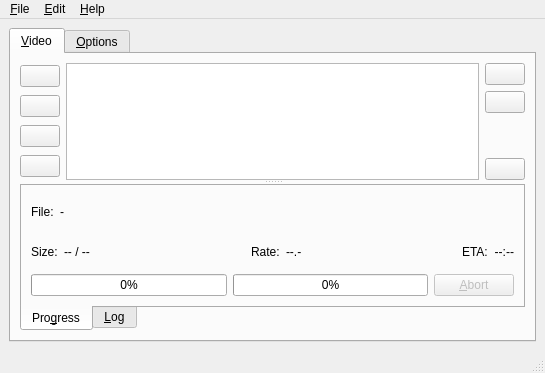
First picture: the form in rc/mainwnd.ui, repository guendto/abby, before the edit.
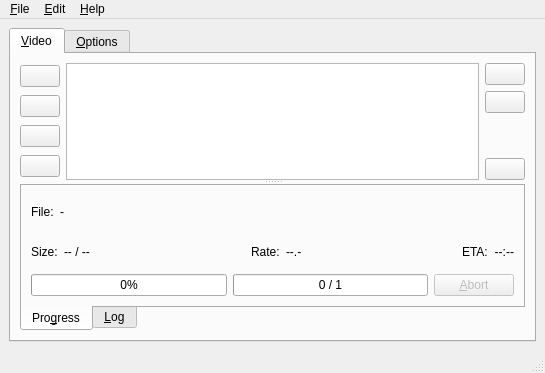
Second picture: the form after the edit. Icons and pictures are not drawn.

Commit message: TotalProgress: use "%v / %m" instead of "%p" for format.

Patch:
```diff
--- a/rc/mainwnd.ui
+++ b/rc/mainwnd.ui
@@ -406,9 +406,15 @@
                  <property name="toolTip" >
                   <string>Batch progress</string>
                  </property>
+                 <property name="maximum" >
+                  <number>1</number>
+                 </property>
                  <property name="value" >
                   <number>0</number>
                  </property>
+                 <property name="format" >
+                  <string>%v / %m</string>
+                 </property>
                 </widget>
                </item>
                <item>
```
Left out of the diff: 2 changed lines with no effect on the pictures.
